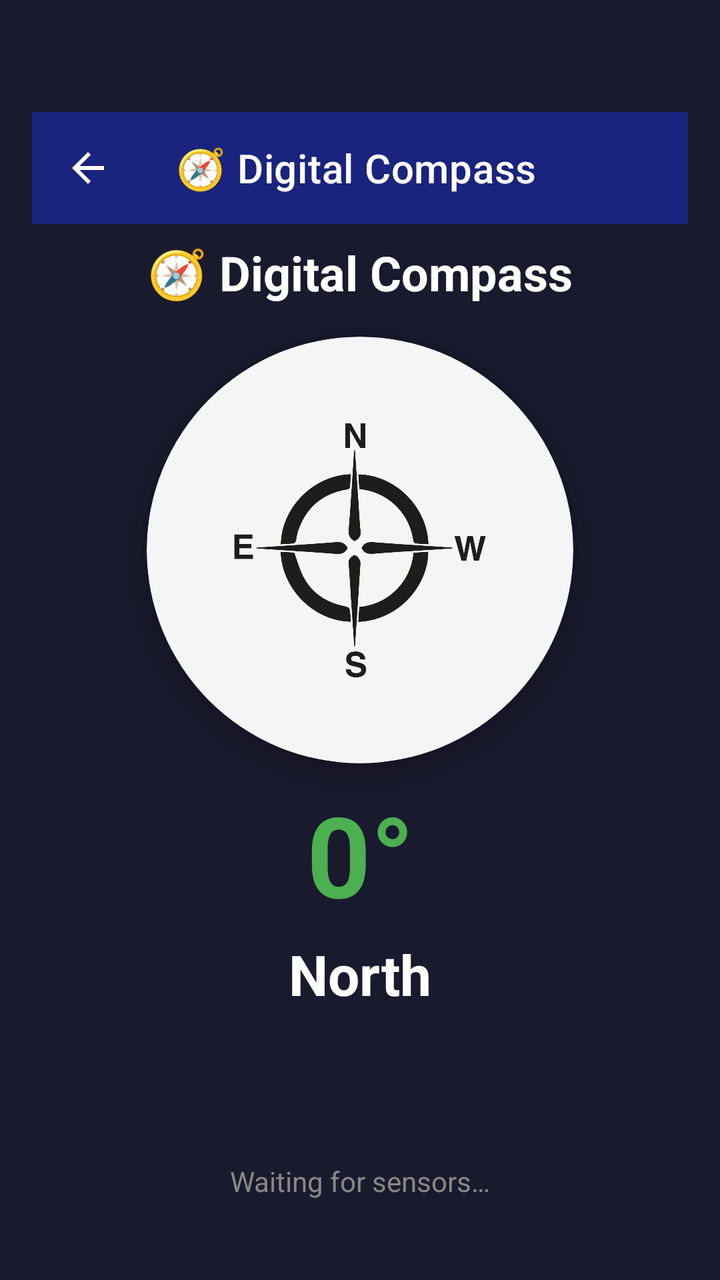
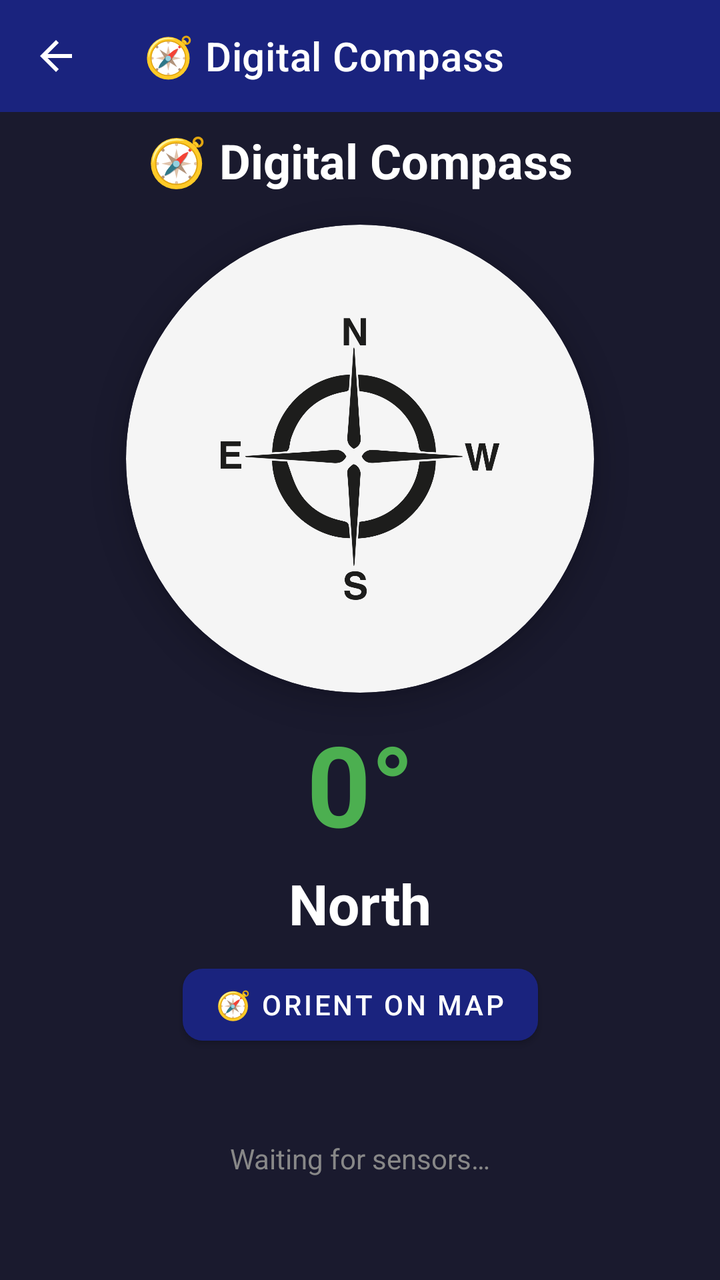

Two renders of the same Android screen: before a commit and after it. Below are the layout's source before the change and the commit's diff.
<!-- AndroidManifest.xml: application theme Theme.SensorToolBox -->
<!-- res/layout/activity_compass.xml -->
<?xml version="1.0" encoding="utf-8"?>
<androidx.constraintlayout.widget.ConstraintLayout
    xmlns:android="http://schemas.android.com/apk/res/android"
    xmlns:app="http://schemas.android.com/apk/res-auto"
    xmlns:tools="http://schemas.android.com/tools"
    android:layout_width="match_parent"
    android:layout_height="match_parent"
    android:fitsSystemWindows="true"
    android:paddingTop="?attr/actionBarSize"
    android:paddingStart="16dp"
    android:paddingEnd="16dp"
    android:paddingBottom="16dp"
    android:background="#1A1A2E"
    tools:context=".navigation.CompassActivity">

    
    <androidx.appcompat.widget.Toolbar
        android:id="@+id/toolbar"
        android:layout_width="0dp"
        android:layout_height="?attr/actionBarSize"
        android:background="?attr/colorPrimary"
        android:theme="@style/ThemeOverlay.AppCompat.Dark.ActionBar"
        app:title="@string/compass_title"
        app:titleTextColor="#FFFFFF"
        app:navigationIcon="?attr/homeAsUpIndicator"
        app:layout_constraintTop_toTopOf="parent"
        app:layout_constraintStart_toStartOf="parent"
        app:layout_constraintEnd_toEndOf="parent" />

    
    <TextView
        android:id="@+id/titleText"
        android:layout_width="wrap_content"
        android:layout_height="wrap_content"
        android:text="@string/compass_title"
        android:textSize="24sp"
        android:textStyle="bold"
        android:textColor="#FFFFFF"
        android:layout_marginTop="8dp"
        app:layout_constraintTop_toBottomOf="@id/toolbar"
        app:layout_constraintStart_toStartOf="parent"
        app:layout_constraintEnd_toEndOf="parent" />

    
    <androidx.cardview.widget.CardView
        android:id="@+id/compassCard"
        android:layout_width="0dp"
        android:layout_height="0dp"
        android:layout_marginTop="16dp"
        android:layout_marginBottom="16dp"
        android:layout_marginStart="32dp"
        android:layout_marginEnd="32dp"
        app:cardCornerRadius="200dp"
        app:cardElevation="8dp"
        app:cardBackgroundColor="#F5F5F5"
        app:layout_constraintTop_toBottomOf="@id/titleText"
        app:layout_constraintBottom_toTopOf="@id/bearingText"
        app:layout_constraintStart_toStartOf="parent"
        app:layout_constraintEnd_toEndOf="parent"
        app:layout_constraintDimensionRatio="1:1"
        app:layout_constraintWidth_percent="0.65">

        
        <ImageView
            android:id="@+id/compassImage"
            android:layout_width="match_parent"
            android:layout_height="match_parent"
            android:src="@drawable/compass"
            android:contentDescription="@string/compass_content_description"
            android:scaleType="fitCenter"
            android:padding="12dp" />

    </androidx.cardview.widget.CardView>

    
    <TextView
        android:id="@+id/bearingText"
        android:layout_width="wrap_content"
        android:layout_height="wrap_content"
        android:text="@string/compass_bearing_default"
        android:textSize="56sp"
        android:textStyle="bold"
        android:textColor="#4CAF50"
        android:layout_marginTop="8dp"
        app:layout_constraintTop_toBottomOf="@id/compassCard"
        app:layout_constraintStart_toStartOf="parent"
        app:layout_constraintEnd_toEndOf="parent" />

    
    <TextView
        android:id="@+id/directionText"
        android:layout_width="wrap_content"
        android:layout_height="wrap_content"
        android:text="@string/compass_direction_default"
        android:textSize="28sp"
        android:textStyle="bold"
        android:textColor="#FFFFFF"
        android:layout_marginTop="4dp"
        app:layout_constraintTop_toBottomOf="@id/bearingText"
        app:layout_constraintStart_toStartOf="parent"
        app:layout_constraintEnd_toEndOf="parent" />

    
    <TextView
        android:id="@+id/statusText"
        android:layout_width="wrap_content"
        android:layout_height="wrap_content"
        android:text="@string/compass_waiting"
        android:textSize="14sp"
        android:textColor="#888888"
        android:layout_marginBottom="24dp"
        app:layout_constraintBottom_toBottomOf="parent"
        app:layout_constraintStart_toStartOf="parent"
        app:layout_constraintEnd_toEndOf="parent" />

</androidx.constraintlayout.widget.ConstraintLayout>
<!-- resources referenced by this layout -->
<resources>
  <!-- drawable compass: png bitmap (drawable, 128314 bytes) -->
  <string name="compass_bearing_default">0°</string>
  <string name="compass_content_description">Compass</string>
  <string name="compass_direction_default">North</string>
  <string name="compass_title">🧭 Digital Compass</string>
  <string name="compass_waiting">Waiting for sensors…</string>
  <style name="Theme.SensorToolBox" parent="Theme.MaterialComponents.DayNight.NoActionBar">
  
          
  
          
          <item name="colorPrimary">@color/colorPrimary</item>
  
          
          <item name="colorPrimaryVariant">@color/colorPrimaryDark</item>
  
          
          <item name="colorOnPrimary">@color/colorTextOnPrimary</item>
  
          
          <item name="colorSecondary">@color/colorAccent</item>
  
          
          <item name="colorSecondaryVariant">@color/colorAccentDark</item>
  
          
          <item name="colorOnSecondary">@color/colorTextOnAccent</item>
  
          
  
          
          <item name="android:statusBarColor">@color/colorPrimaryDark</item>
  
          
          <item name="android:windowLightStatusBar">false</item>
  
          
          <item name="android:navigationBarColor">@color/colorPrimaryDark</item>
  
          
  
          
          <item name="android:windowBackground">@color/colorBackground</item>
  
      </style>
  <color name="colorPrimary">#1A237E</color>
  <color name="colorPrimaryDark">#0D1442</color>
  <color name="colorTextOnPrimary">#FFFFFF</color>
  <color name="colorAccent">#FF5722</color>
  <color name="colorAccentDark">#BF360C</color>
  <color name="colorTextOnAccent">#FFFFFF</color>
  <color name="colorBackground">#F5F5F5</color>
</resources>

<!-- the commit's change to res/layout/activity_compass.xml (unified diff, before → after) -->
@@ -3,13 +3,10 @@
     xmlns:android="http://schemas.android.com/apk/res/android"
     xmlns:app="http://schemas.android.com/apk/res-auto"
     xmlns:tools="http://schemas.android.com/tools"
+    android:id="@+id/main"
     android:layout_width="match_parent"
     android:layout_height="match_parent"
     android:fitsSystemWindows="true"
-    android:paddingTop="?attr/actionBarSize"
-    android:paddingStart="16dp"
-    android:paddingEnd="16dp"
-    android:paddingBottom="16dp"
     android:background="#1A1A2E"
     tools:context=".navigation.CompassActivity">
 
@@ -19,7 +16,9 @@
         android:layout_width="0dp"
         android:layout_height="?attr/actionBarSize"
         android:background="?attr/colorPrimary"
-        android:theme="@style/ThemeOverlay.AppCompat.Dark.ActionBar"
+        android:theme="@style/SensorToolBox.Toolbar"
+        app:theme="@style/SensorToolBox.Toolbar"
+        app:popupTheme="@style/SensorToolBox.PopupMenu"
         app:title="@string/compass_title"
         app:titleTextColor="#FFFFFF"
         app:navigationIcon="?attr/homeAsUpIndicator"
@@ -101,6 +100,24 @@
         app:layout_constraintEnd_toEndOf="parent" />
 
     
+    <com.google.android.material.button.MaterialButton
+        android:id="@+id/viewMapButton"
+        android:layout_width="wrap_content"
+        android:layout_height="48dp"
+        android:minWidth="140dp"
+        android:text="🧭 Orient on Map"
+        android:textSize="14sp"
+        android:textColor="#FFFFFF"
+        android:layout_marginTop="8dp"
+        app:cornerRadius="10dp"
+        app:backgroundTint="@color/colorPrimary"
+        android:paddingStart="16dp"
+        android:paddingEnd="16dp"
+        app:layout_constraintTop_toBottomOf="@id/directionText"
+        app:layout_constraintStart_toStartOf="parent"
+        app:layout_constraintEnd_toEndOf="parent" />
+
+    
     <TextView
         android:id="@+id/statusText"
         android:layout_width="wrap_content"
@@ -108,7 +125,9 @@
         android:text="@string/compass_waiting"
         android:textSize="14sp"
         android:textColor="#888888"
-        android:layout_marginBottom="24dp"
+        android:layout_marginTop="8dp"
+        android:layout_marginBottom="16dp"
+        app:layout_constraintTop_toBottomOf="@id/viewMapButton"
         app:layout_constraintBottom_toBottomOf="parent"
         app:layout_constraintStart_toStartOf="parent"
         app:layout_constraintEnd_toEndOf="parent" />
<!-- resource entries referenced after the edit -->
@@ -6,45 +6,37 @@
   <string name="compass_direction_default">North</string>
   <string name="compass_title">🧭 Digital Compass</string>
   <string name="compass_waiting">Waiting for sensors…</string>
+  <style name="SensorToolBox.PopupMenu" parent="ThemeOverlay.AppCompat.Light">
+          <item name="android:textColor">@color/colorTextPrimary</item>
+          <item name="android:textColorPrimary">@color/colorTextPrimary</item>
+          <item name="android:colorBackground">#FFFFFF</item>
+      </style>
+  <style name="SensorToolBox.Toolbar" parent="ThemeOverlay.AppCompat.Dark.ActionBar">
+          <item name="colorControlNormal">#FFFFFF</item>
+          <item name="android:textColorPrimary">#FFFFFF</item>
+          <item name="actionMenuTextColor">#FFFFFF</item>
+      </style>
   <style name="Theme.SensorToolBox" parent="Theme.MaterialComponents.DayNight.NoActionBar">
-  
-          
-  
-          
           <item name="colorPrimary">@color/colorPrimary</item>
-  
-          
           <item name="colorPrimaryVariant">@color/colorPrimaryDark</item>
-  
-          
           <item name="colorOnPrimary">@color/colorTextOnPrimary</item>
-  
-          
           <item name="colorSecondary">@color/colorAccent</item>
-  
-          
           <item name="colorSecondaryVariant">@color/colorAccentDark</item>
-  
-          
           <item name="colorOnSecondary">@color/colorTextOnAccent</item>
-  
-          
-  
-          
+          <item name="android:colorBackground">@color/colorBackground</item>
+          <item name="colorSurface">@color/colorSurface</item>
+          <item name="colorOnBackground">@color/colorTextPrimary</item>
+          <item name="colorOnSurface">@color/colorTextPrimary</item>
+          <item name="colorError">@color/colorError</item>
+          <item name="colorOnError">@color/colorTextOnError</item>
           <item name="android:statusBarColor">@color/colorPrimaryDark</item>
-  
-          
+          <item name="android:navigationBarColor">@color/colorPrimaryDark</item>
           <item name="android:windowLightStatusBar">false</item>
-  
-          
-          <item name="android:navigationBarColor">@color/colorPrimaryDark</item>
-  
-          
-  
-          
           <item name="android:windowBackground">@color/colorBackground</item>
-  
+          <item name="android:textColorPrimary">@color/colorTextPrimary</item>
+          <item name="android:textColorSecondary">@color/colorTextSecondary</item>
       </style>
+  <color name="colorTextPrimary">#212121</color>
   <color name="colorPrimary">#1A237E</color>
   <color name="colorPrimaryDark">#0D1442</color>
   <color name="colorTextOnPrimary">#FFFFFF</color>
@@ -52,5 +44,9 @@
   <color name="colorAccentDark">#BF360C</color>
   <color name="colorTextOnAccent">#FFFFFF</color>
   <color name="colorBackground">#F5F5F5</color>
+  <color name="colorSurface">#FAFAFA</color>
+  <color name="colorError">#F44336</color>
+  <color name="colorTextOnError">#FFFFFF</color>
+  <color name="colorTextSecondary">#757575</color>
 </resources>
 
